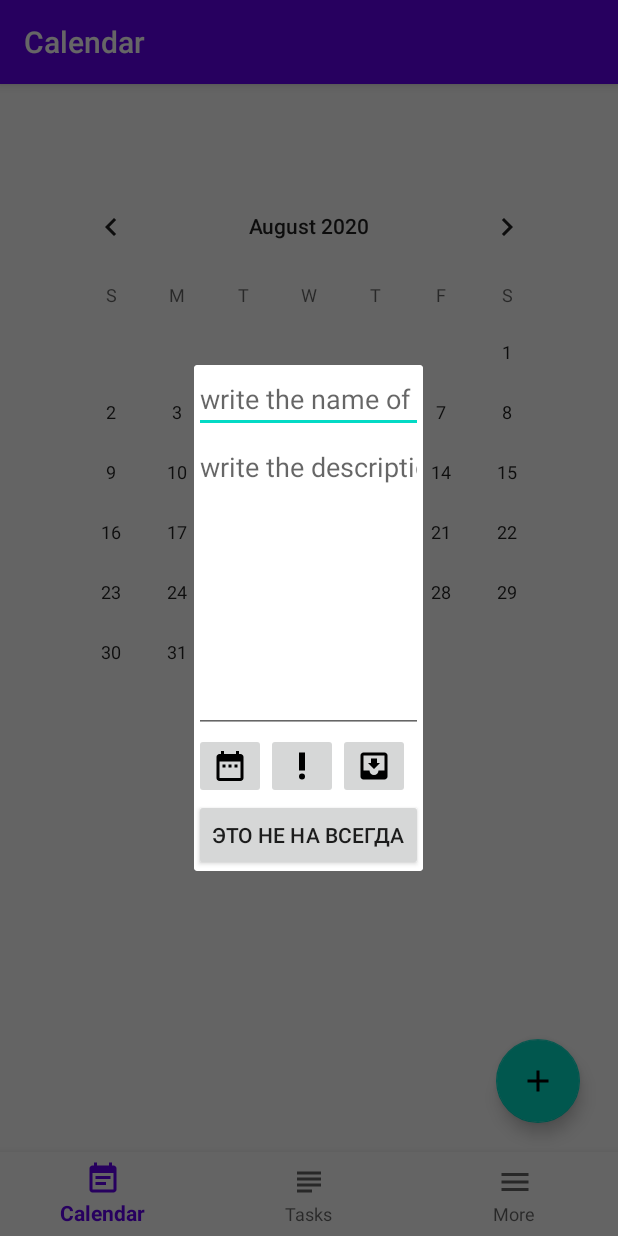
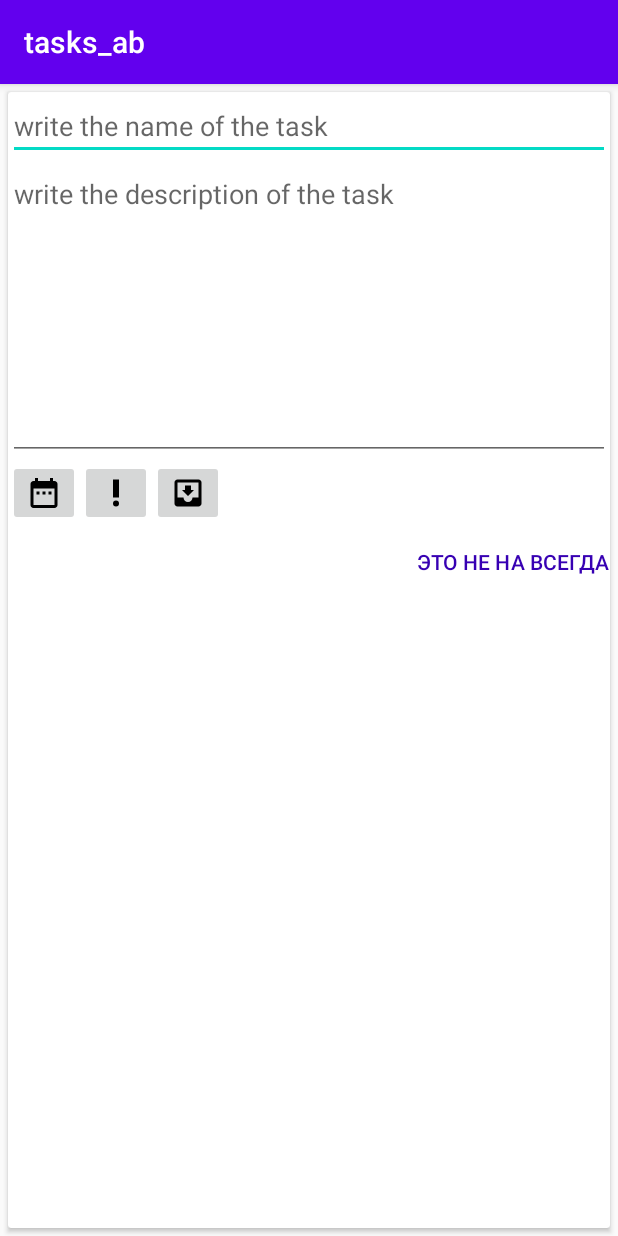
Before and after one commit to kooooooostya/Scheduler, an Android app: the screen it shows after launch (MainActivity before the commit, AddActivity after it), after a tap on "Add", on a phone screen of 412 x 824 dp. Run offline under Robolectric (Android 15) with nearby library versions, the phone set to English and light mode, and no system bars; our stand-ins replace navigation-ui.

Commit message:
Worked with SQLiteHelper to fix a few bags and now getFulledList method returns tasks on correct date. Added AddActivity instead of AddDialogFragment.java.

```diff
--- a/app/src/main/AndroidManifest.xml
+++ b/app/src/main/AndroidManifest.xml
@@ -9,6 +9,7 @@
         android:roundIcon="@mipmap/ic_launcher_round"
         android:supportsRtl="true"
         android:theme="@style/AppTheme">
+        <activity android:name=".ui.AddActivity"></activity>
         <activity
             android:name=".ui.MainActivity"
             android:label="@string/app_name">
--- a/app/src/main/java/com/example/tasks_ab/Data/RecyclerAdapter.java
+++ b/app/src/main/java/com/example/tasks_ab/Data/RecyclerAdapter.java
@@ -1,5 +1,6 @@
 package com.example.tasks_ab.Data;
 
+import android.content.Context;
 import android.view.LayoutInflater;
 import android.view.View;
 import android.view.ViewGroup;
@@ -11,14 +12,19 @@ import com.example.tasks_ab.R;
 
 import java.text.SimpleDateFormat;
 import java.util.ArrayList;
+import java.util.Calendar;
 import java.util.Locale;
 
 public class RecyclerAdapter extends RecyclerView.Adapter<RecyclerViewHolder> {
+
     private ArrayList<Task> mTaskArrayList;
-// TODO fix bag
-    public RecyclerAdapter(ArrayList<Task> taskArrayList) {
-        mTaskArrayList = taskArrayList;
+    private TasksSQLiteOpenHelper mTasksSQLiteOpenHelper;
+
+    public RecyclerAdapter(Context context) {
+        mTasksSQLiteOpenHelper = new TasksSQLiteOpenHelper(context);
+        mTaskArrayList = mTasksSQLiteOpenHelper.getListTask(context, Calendar.getInstance());
     }
+
 
     @NonNull
     @Override
@@ -29,7 +35,6 @@ public class RecyclerAdapter extends RecyclerView.Adapter<RecyclerViewHolder> {
 
     @Override
     public void onBindViewHolder(@NonNull RecyclerViewHolder holder, int position) {
-
         SimpleDateFormat dateFormat = new SimpleDateFormat(TasksSQLiteOpenHelper.FORMAT_DMY_PATTERN, Locale.ENGLISH);
         String date = dateFormat.format(mTaskArrayList.get(position).getCalendar().getTime());
         holder.mTextViewName.setText(mTaskArrayList.get(position).getName());
@@ -41,9 +46,34 @@ public class RecyclerAdapter extends RecyclerView.Adapter<RecyclerViewHolder> {
         return mTaskArrayList.size();
     }
 
-    public void updateList(ArrayList<Task> taskArrayList){
-        mTaskArrayList = taskArrayList;
-        super.notifyDataSetChanged();
+    // check name is free, if not free, make free and and to db
+    public Task insertTask(Task task){
+        if (!checkNameIsFree(task)){
+            task.setName(task.getName() + "1");
+            return insertTask(task);
+        }else {
+            mTaskArrayList.add(0, task);
+            this.notifyItemInserted(0);
+            mTasksSQLiteOpenHelper.insertTaskAsync(task);
+            return task;
+        }
+    }
+    // check name is free
+    private boolean checkNameIsFree(Task task){
+        for (Task task1 : mTaskArrayList){
+            if(task.getName().equals(task1.getName())) return false;
+        }
+        return true;
+    }
+    public void changeTask(Task newTask, int index){
+        mTasksSQLiteOpenHelper.changeTaskAsync(newTask, mTaskArrayList.get(index));
+        mTaskArrayList.set(index, newTask);
+    }
+
+    //This is required when the user changes the date in the calendar view to display tasks for that day.
+    public void changeDate(Context context, Calendar calendar){
+        mTaskArrayList = mTasksSQLiteOpenHelper.getListTask(context, calendar);
+        this.notifyDataSetChanged();
     }
 
 }
--- a/app/src/main/java/com/example/tasks_ab/Data/TasksSQLiteOpenHelper.java
+++ b/app/src/main/java/com/example/tasks_ab/Data/TasksSQLiteOpenHelper.java
@@ -6,27 +6,29 @@ import android.database.Cursor;
 import android.database.SQLException;
 import android.database.sqlite.SQLiteDatabase;
 import android.database.sqlite.SQLiteOpenHelper;
+import android.os.AsyncTask;
+import android.widget.Toast;
 
 import androidx.annotation.Nullable;
 
-import java.text.ParseException;
 import java.text.SimpleDateFormat;
 import java.util.ArrayList;
 import java.util.Calendar;
-import java.util.Date;
 import java.util.Locale;
 
 public class TasksSQLiteOpenHelper extends SQLiteOpenHelper {
 
     private static final String DATABASE_NAME = "Tasks_db";
     private static int DATABASE_VERSION = 1;
-    private final String COLUMN_ID = "_id";
-    private final String COLUMN_NAME = "name";
-    private final String COLUMN_DESCRIPTION = "description";
-    private final String COLUMN_DATE = "date";
-    private final String COLUMN_COMPLETE = "is_complete";
+    private static final String COLUMN_ID = "_id";
+    private static final String COLUMN_NAME = "name";
+    private static final String COLUMN_DESCRIPTION = "description";
+    private static final String COLUMN_DATE = "date";
+    private static final String COLUMN_DATE_FULL = "full_date";
+    private static final String COLUMN_COMPLETE = "is_complete";
     public static final String FORMAT_DMY_HMS_PATTERN = "yyyy-MM-dd HH:mm:ss";
     public static final String FORMAT_DMY_PATTERN = "yyyy-MM-dd";
+
 
     public TasksSQLiteOpenHelper(@Nullable Context context) {
         super(context, DATABASE_NAME, null, DATABASE_VERSION);
@@ -38,7 +40,8 @@ public class TasksSQLiteOpenHelper extends SQLiteOpenHelper {
                 "(" + COLUMN_ID +" INTEGER PRIMARY KEY AUTOINCREMENT, "
                 + COLUMN_NAME + " TEXT, "
                 + COLUMN_DESCRIPTION + " TEXT, "
-                + COLUMN_DATE + "TEXT, "
+                + COLUMN_DATE + " TEXT, "
+                + COLUMN_DATE_FULL + " TEXT, "
                 + COLUMN_COMPLETE + " INTEGER)");
     }
 
@@ -49,55 +52,101 @@ public class TasksSQLiteOpenHelper extends SQLiteOpenHelper {
         onCreate(db);
     }
 
+    @Override
+    public void onDowngrade(SQLiteDatabase db, int oldVersion, int newVersion) {
+        onUpgrade(db,oldVersion, newVersion);
 
-    public ArrayList<Task> getListTask(){
+    }
+
+    void insertTaskAsync(Task task){
+        AddTaskAsync taskAsync = new AddTaskAsync(getWritableDatabase());
+        taskAsync.doInBackground(task);
+    }
+
+    void changeTaskAsync(Task newTask, Task oldTask){
+        ChangeTaskAsync taskAsync = new ChangeTaskAsync(getWritableDatabase());
+        taskAsync.doInBackground(newTask, oldTask);
+    }
+
+    //returns a list of uncompleted tasks
+    public ArrayList<Task> getListTask(Context context, Calendar calendar){
         ArrayList<Task> taskArrayList = new ArrayList<>();
         Cursor mCursor;
-        SimpleDateFormat dateFormat = new SimpleDateFormat(FORMAT_DMY_HMS_PATTERN, Locale.ENGLISH);
+        SimpleDateFormat shortDateFormat = new SimpleDateFormat(FORMAT_DMY_PATTERN, Locale.ENGLISH);
+        String shortDate = shortDateFormat.format(calendar.getTime());
+
         try{
-            mCursor = this.getReadableDatabase().query(DATABASE_NAME, new String[]{COLUMN_ID,
-                            COLUMN_NAME,
-                            COLUMN_DESCRIPTION, COLUMN_DATE, COLUMN_COMPLETE},
-                    COLUMN_COMPLETE + " = ?",
-                    new String[]{Integer.toString(1)}, null, null,
+            mCursor = this.getReadableDatabase().query(DATABASE_NAME,null,
+                    COLUMN_COMPLETE + " = ?"  + " AND " + COLUMN_DATE + " = ? ",
+                    new String[]{Integer.toString(0), shortDate}, null, null,
                     COLUMN_ID + " DESC");
             if (mCursor.moveToFirst()) {
 
                 do {
-                    Calendar calendar;
                     String dateString = mCursor.getString(2);
-                    try {
-                         calendar = Calendar.getInstance();
-                         if(dateString != null) calendar.setTime(dateFormat.parse(dateString));
-                    }catch (ParseException e){
-                        calendar = Calendar.getInstance();
-                    }
-
-                    taskArrayList.add(new Task(mCursor.getString(0),
-                            mCursor.getString(1),
-                            calendar));
+                    taskArrayList.add(new Task(mCursor.getString(1),
+                            mCursor.getString(2), dateString, false));
                 } while (mCursor.moveToNext());
-                mCursor.close();
             }
+            mCursor.close();
         }catch (SQLException e){
+            Toast.makeText(context, "db Error", Toast.LENGTH_SHORT).show();
             return new ArrayList<>();
         }
         return taskArrayList;
     }
 
-    public void insertTask(Task task, @Nullable ArrayList<Task> taskArrayList){
-        ContentValues contentValues = new ContentValues();
-        SimpleDateFormat dateFormat = new SimpleDateFormat(FORMAT_DMY_HMS_PATTERN, Locale.ENGLISH);
+    //Adds new task in db async
+    private static class AddTaskAsync extends AsyncTask<Task, Void, Boolean> {
 
-        contentValues.put(COLUMN_NAME, task.getName());
-        contentValues.put(COLUMN_DESCRIPTION, task.getDescription());
-        contentValues.put(COLUMN_DATE, dateFormat.format(task.getCalendar().getTime()));
-        contentValues.put(COLUMN_COMPLETE, task.getComplete() ? 1 : 0);
+        SQLiteDatabase mDatabase;
 
-        SQLiteDatabase db = this.getWritableDatabase();
-        db.insert(DATABASE_NAME, null, contentValues);
-        db.close();
+        AddTaskAsync(SQLiteDatabase db) {
+            mDatabase = db;
+        }
+        @Override
+        protected Boolean doInBackground(Task... tasks) {
+            try {
+                ContentValues contentValues = new ContentValues();
+                contentValues.put(COLUMN_NAME, tasks[0].getName());
+                contentValues.put(COLUMN_DESCRIPTION, tasks[0].getDescription());
+                contentValues.put(COLUMN_DATE, tasks[0].getTimeShortPattern());
+                contentValues.put(COLUMN_DATE_FULL, tasks[0].getTimeFullPattern());
+                contentValues.put(COLUMN_COMPLETE, tasks[0].getComplete()?1:0);
+                mDatabase.insert(DATABASE_NAME, null, contentValues);
+                mDatabase.close();
+                return true;
+            } catch (SQLException e) {
+                return false;
+            }
+        }
+    }
 
-        if(taskArrayList != null) taskArrayList.add(task);
+    // modifies the task in SQLite
+    private static class ChangeTaskAsync extends AsyncTask<Task, Void, Integer> {
+
+        SQLiteDatabase mDatabase;
+
+        ChangeTaskAsync(SQLiteDatabase db) {
+            mDatabase = db;
+        }
+
+        @Override
+        protected Integer doInBackground(Task... tasks) {
+            try {
+                //businesses[0] - new, businesses[1] - old
+                ContentValues contentValues = new ContentValues();
+                contentValues.put(COLUMN_NAME, tasks[0].getName());
+                contentValues.put(COLUMN_DESCRIPTION, tasks[0].getDescription());
+                contentValues.put(COLUMN_DATE, tasks[0].getTimeShortPattern());
+                contentValues.put(COLUMN_DATE_FULL, tasks[0].getTimeFullPattern());
+                contentValues.put(COLUMN_COMPLETE, tasks[0].getComplete()?1:0);
+
+                return mDatabase.update(DATABASE_NAME, contentValues,
+                        COLUMN_NAME + " = ?", new String[]{tasks[1].getName()});
+            } catch (SQLException e) {
+                return 0;
+            }
+        }
     }
 }
--- /dev/null
+++ b/app/src/main/java/com/example/tasks_ab/ui/AddActivity.java
@@ -0,0 +1,69 @@
+package com.example.tasks_ab.ui;
+
+import androidx.appcompat.app.AppCompatActivity;
+
+import android.content.Context;
+import android.content.Intent;
+import android.os.Bundle;
+import android.view.View;
+import android.widget.Button;
+import android.widget.EditText;
+
+import com.example.tasks_ab.Data.InputPanel;
+import com.example.tasks_ab.Data.Task;
+import com.example.tasks_ab.Data.TasksSQLiteOpenHelper;
+import com.example.tasks_ab.R;
+
+import java.util.ArrayList;
+
+public class AddActivity extends AppCompatActivity {
+
+    public static final String IS_INSERTED = "is_inserted";
+    public static final String EXTRA_INSERTED_TASK = "inserted_task";
+    private EditText mEditTextName;
+    private EditText mEditTextDesk;
+    private Button mButtonConfirm;
+    private InputPanel mInputPanel;
+
+
+    @Override
+    protected void onCreate(Bundle savedInstanceState) {
+        super.onCreate(savedInstanceState);
+        setContentView(R.layout.activity_add);
+
+        mButtonConfirm = findViewById(R.id.add_act_button_confirm);
+        mEditTextName = findViewById(R.id.add_act_edit_text_name);
+        mEditTextDesk = findViewById(R.id.add_act_edit_text_desk);
+        mInputPanel = findViewById(R.id.add_act_input_panel);
+
+        mButtonConfirm.setOnClickListener(new View.OnClickListener() {
+            @Override
+            public void onClick(View v) {
+                if(!mEditTextName.getText().toString().equals("")){
+                    addTask();
+                }
+            }
+        });
+
+    }
+
+    private void addTask(){
+        //TODO изменение даты
+        Task task = new Task(mEditTextName.getText().toString(),
+                mEditTextDesk.getText().toString(),
+                mInputPanel.getCalendar());
+
+        Intent intent = new Intent();
+        //1 - success
+        intent.putExtra(IS_INSERTED, 1);
+        intent.putExtra(EXTRA_INSERTED_TASK, task);
+        setResult(RESULT_OK, intent);
+        finish();
+        // TODO после этого нужно вернуться к предыдущему фрашменту
+
+    }
+
+    public static Intent newIntent(Context context){
+        return new Intent(context, AddActivity.class);
+    }
+}
--- a/app/src/main/java/com/example/tasks_ab/ui/AddDialogFragment.java
+++ /dev/null
@@ -1,71 +0,0 @@
-package com.example.tasks_ab.ui;
-
-import android.content.Context;
-import android.os.Bundle;
-
-import androidx.fragment.app.DialogFragment;
-import androidx.fragment.app.Fragment;
-
-import android.view.LayoutInflater;
-import android.view.View;
-import android.view.ViewGroup;
-import android.widget.Button;
-import android.widget.EditText;
-
-import com.example.tasks_ab.Data.InputPanel;
-import com.example.tasks_ab.Data.Task;
-import com.example.tasks_ab.Data.TasksSQLiteOpenHelper;
-import com.example.tasks_ab.R;
-
-public class AddDialogFragment extends DialogFragment {
-
-    private EditText mEditTextName;
-    private EditText mEditTextDesk;
-    private Button mButtonConfirm;
-    private InputPanel mInputPanel;
-    TasksSQLiteOpenHelper mTasksSQLiteOpenHelper;
-
-    @Override
-    public View onCreateView(LayoutInflater inflater, ViewGroup container,
-                             Bundle savedInstanceState) {
-        View root = inflater.inflate(R.layout.fragment_add, container, false);
-        Context context = root.getContext();
-
-        getDialog().setTitle("Add Task");
-
-        mButtonConfirm = root.findViewById(R.id.fragment_add_button_confirm);
-        mEditTextName = root.findViewById(R.id.add_fragment_edit_text_name);
-        mEditTextDesk = root.findViewById(R.id.add_fragment_edit_text_desk);
-        mInputPanel = root.findViewById(R.id.fragment_add_input_panel);
-
-        mTasksSQLiteOpenHelper = new TasksSQLiteOpenHelper(context);
-
-        mButtonConfirm.setOnClickListener(new View.OnClickListener() {
-            @Override
-            public void onClick(View v) {
-                if(!mEditTextName.getText().toString().equals("")){
-                    addTask();
-                }
-            }
-        });
-
-        return root;
-    }
-
-    private void addTask(){
-        Task task = new Task(mEditTextName.getText().toString(),
-                mEditTextDesk.getText().toString(),
-                mInputPanel.getCalendar());
-        mTasksSQLiteOpenHelper.insertTask(task, null);
-        // TODO после этого нужно вернуться к предыдущему фрашменту
-        this.dismiss();
-    }
-
-
-
-    @Override
-    public void onDestroy() {
-        mTasksSQLiteOpenHelper.close();
-        super.onDestroy();
-    }
-}
--- a/app/src/main/java/com/example/tasks_ab/ui/calendar/CalendarFragment.java
+++ b/app/src/main/java/com/example/tasks_ab/ui/calendar/CalendarFragment.java
@@ -1,6 +1,7 @@
 package com.example.tasks_ab.ui.calendar;
 
 import android.content.Context;
+import android.content.Intent;
 import android.os.Bundle;
 import android.view.LayoutInflater;
 import android.view.View;
@@ -8,6 +9,7 @@ import android.view.ViewGroup;
 import android.widget.CalendarView;
 
 import androidx.annotation.NonNull;
+import androidx.annotation.Nullable;
 import androidx.fragment.app.Fragment;
 import androidx.recyclerview.widget.LinearLayoutManager;
 import androidx.recyclerview.widget.RecyclerView;
@@ -16,25 +18,26 @@ import com.example.tasks_ab.Data.TasksSQLiteOpenHelper;
 import com.example.tasks_ab.R;
 import com.example.tasks_ab.Data.RecyclerAdapter;
 import com.example.tasks_ab.Data.Task;
-import com.example.tasks_ab.ui.AddDialogFragment;
+import com.example.tasks_ab.ui.AddActivity;
 import com.google.android.material.floatingactionbutton.FloatingActionButton;
 
 import java.util.ArrayList;
 import java.util.Calendar;
-import java.util.Date;
 
 public class CalendarFragment extends Fragment {
 
+    //TODO  перейти на MVVM
     private CalendarView mCalendarView;
     private RecyclerView mRecyclerView;
     private RecyclerAdapter mRecyclerAdapter;
     private FloatingActionButton mActionButton;
-    TasksSQLiteOpenHelper mTasksSQLiteOpenHelper;
-    ArrayList<Task> mTaskArrayList;
-    public View onCreateView(@NonNull LayoutInflater inflater,
+    private final int REQUEST_CODE = 1;
+    public static final String EXTRA_ARRAY_LIST = "extra_list";
+
+    public View onCreateView(@NonNull final LayoutInflater inflater,
                              ViewGroup container, Bundle savedInstanceState) {
-        View root = inflater.inflate(R.layout.fragment_calendar, container, false);
-        Context context = root.getContext();
+        final View root = inflater.inflate(R.layout.fragment_calendar, container, false);
+        final Context context = root.getContext();
 
         mActionButton = root.findViewById(R.id.calendar_floatingActionButton);
         mCalendarView = root.findViewById(R.id.calendar_calendarView);
@@ -42,30 +45,38 @@ public class CalendarFragment extends Fragment {
 
         mRecyclerView.setLayoutManager(new LinearLayoutManager(context));
 
-        mTasksSQLiteOpenHelper = new TasksSQLiteOpenHelper(context);
-
-        mRecyclerAdapter = new RecyclerAdapter(mTaskArrayList);
+        mRecyclerAdapter = new RecyclerAdapter(context);
         mRecyclerView.setAdapter(mRecyclerAdapter);
 
+        //starts AddActivity to get new task
         mActionButton.setOnClickListener(new View.OnClickListener() {
             @Override
             public void onClick(View v) {
-                AddDialogFragment addDialogFragment = new AddDialogFragment();
-                //TODO сделать красиво: диалоговое акно почти на весь экран
-                addDialogFragment.show(getChildFragmentManager(), "add_task");
-                mRecyclerAdapter.updateList(mTasksSQLiteOpenHelper.getListTask());
+               startActivityForResult( AddActivity.newIntent(context), REQUEST_CODE);
             }
         });
 
         // TODO setOnDateChangeListener
+        mCalendarView.setOnDateChangeListener(new CalendarView.OnDateChangeListener() {
+            @Override
+            public void onSelectedDayChange(@NonNull CalendarView view, int year, int month, int dayOfMonth) {
+                Calendar calendar = Calendar.getInstance();
+                calendar.set(year, month, dayOfMonth);
+                mRecyclerAdapter.changeDate(root.getContext(), calendar);
+            }
+        });
 
         return root;
     }
 
+    //takes a new task and inserts this task in db
     @Override
-    public void onResume() {
-        mTaskArrayList = mTasksSQLiteOpenHelper.getListTask();
-        mRecyclerAdapter.notifyDataSetChanged();
-        super.onResume();
+    public void onActivityResult(int requestCode, int resultCode, @Nullable Intent data) {
+        if(data != null && data.getIntExtra(AddActivity.IS_INSERTED, 0) == 1){
+            Task insertedTask = data.getParcelableExtra(AddActivity.EXTRA_INSERTED_TASK);
+            mRecyclerAdapter.insertTask(insertedTask);
+        }
+
+        super.onActivityResult(requestCode, resultCode, data);
     }
 }
--- a/app/src/main/res/layout/fragment_add.xml
+++ b/app/src/main/res/layout/activity_add.xml
@@ -1,9 +1,8 @@
 <?xml version="1.0" encoding="utf-8"?>
-<androidx.cardview.widget.CardView android:layout_height="match_parent"
+<androidx.cardview.widget.CardView
+    android:layout_height="match_parent"
     android:layout_width="match_parent"
-    xmlns:tools="http://schemas.android.com/tools"
     android:layout_margin="@dimen/default_padding"
-    tools:context=".ui.AddDialogFragment"
     xmlns:android="http://schemas.android.com/apk/res/android">
     <LinearLayout
         android:layout_width="match_parent"
@@ -11,32 +10,37 @@
         android:orientation="vertical">
 
         <EditText
+            android:id="@+id/add_act_edit_text_name"
             android:layout_width="match_parent"
             android:layout_height="wrap_content"
-            android:id="@+id/add_fragment_edit_text_name"
             android:hint="@string/add_fragment_hint_name"
-            android:inputType="text"/>
+            android:autofillHints="@string/add_fragment_hint_name"
+            android:inputType="text"
+            />
 
         <EditText
             android:layout_width="match_parent"
             android:layout_height="200dp"
             android:gravity="start"
-            android:id="@+id/add_fragment_edit_text_desk"
+            android:id="@+id/add_act_edit_text_desk"
             android:hint="@string/add_fragment_hint_description"
+            android:autofillHints="@string/add_fragment_hint_description"
             android:inputType="textLongMessage"/>
 
 
         <com.example.tasks_ab.Data.InputPanel
             android:layout_width="match_parent"
             android:layout_height="wrap_content"
-            android:id="@+id/fragment_add_input_panel"/>
+            android:id="@+id/add_act_input_panel"/>
 
         <Button
-            android:id="@+id/fragment_add_button_confirm"
+            android:id="@+id/add_act_button_confirm"
             android:layout_width="wrap_content"
             android:layout_height="wrap_content"
-            android:text="Это не на всегда"
-            android:layout_gravity="center"/>
+            android:text="@string/add_fragment_button"
+            android:background="@android:color/transparent"
+            android:textColor="@color/colorPrimaryDark"
+            android:layout_gravity="right"/>
     </LinearLayout>
 
 </androidx.cardview.widget.CardView>
--- a/app/src/main/res/layout/activity_main.xml
+++ b/app/src/main/res/layout/activity_main.xml
@@ -5,6 +5,19 @@
     android:layout_width="match_parent"
     android:layout_height="match_parent"
     android:paddingTop="?attr/actionBarSize">
+
+
+    <fragment
+        android:id="@+id/nav_host_fragment"
+        android:name="androidx.navigation.fragment.NavHostFragment"
+        android:layout_width="match_parent"
+        android:layout_height="match_parent"
+        app:defaultNavHost="true"
+        app:layout_constraintHorizontal_bias="0.0"
+        app:layout_constraintLeft_toLeftOf="parent"
+        app:layout_constraintRight_toRightOf="parent"
+        app:layout_constraintTop_toTopOf="parent"
+        app:navGraph="@navigation/mobile_navigation" />
 
     <com.google.android.material.bottomnavigation.BottomNavigationView
         android:id="@+id/nav_view"
@@ -18,18 +31,5 @@
         app:layout_constraintRight_toRightOf="parent"
         app:menu="@menu/bottom_nav_menu" />
 
-    <fragment
-        android:id="@+id/nav_host_fragment"
-        android:name="androidx.navigation.fragment.NavHostFragment"
-        android:layout_width="match_parent"
-        android:layout_height="match_parent"
-        app:defaultNavHost="true"
-        app:layout_constraintBottom_toBottomOf="@+id/nav_view"
-        app:layout_constraintHorizontal_bias="0.0"
-        app:layout_constraintLeft_toLeftOf="parent"
-        app:layout_constraintRight_toRightOf="parent"
-        app:layout_constraintTop_toTopOf="parent"
-        app:layout_constraintVertical_bias="1.0"
-        app:navGraph="@navigation/mobile_navigation" />
 
 </androidx.constraintlayout.widget.ConstraintLayout>
--- a/app/src/main/res/values/strings.xml
+++ b/app/src/main/res/values/strings.xml
@@ -10,6 +10,7 @@
 
     <string name="add_fragment_hint_name">write the name of the task</string>
     <string name="add_fragment_hint_description">write the description of the task</string>
+    <string name="add_fragment_button">Это не на всегда</string>
 
 
 </resources>
```
Also changed, not shown: app/src/main/java/com/example/tasks_ab/Data/Task.java (+72 -2 lines).
